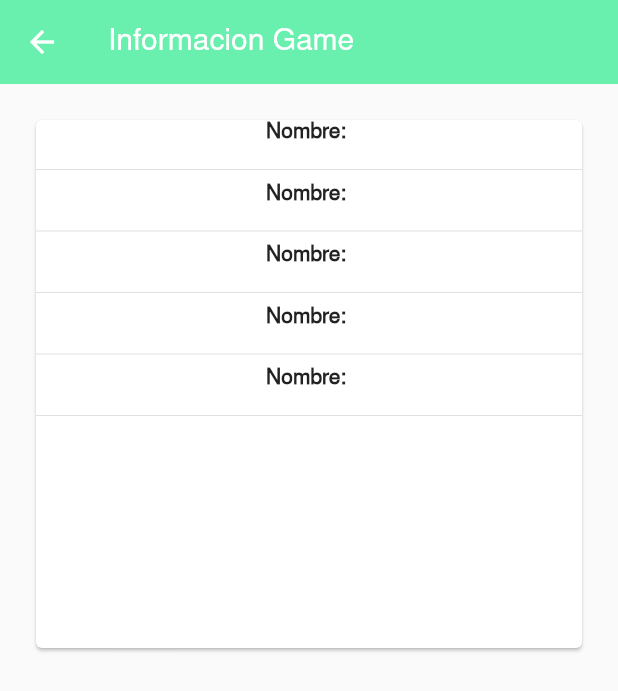
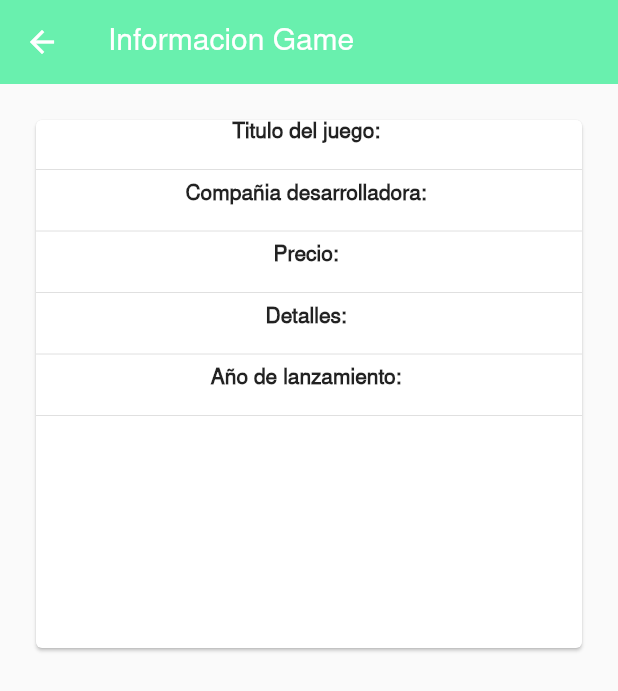
Before and after one commit to eduardo99ja/crud_PA_T1_6, a Flutter app: the InfoGame screen opened directly with empty values, on a phone screen of 412 x 824 dp. Shown: the top 691 px of the screen. Run offline on Flutter 3.47's test engine with Material 2 defaults, Android fonts, the phone set to English and light mode, and no system bars; our stand-ins replace firebase_auth, firebase_core, firebase_database, flutter_custom_clippers; missing offline and left inert: ndialog; accounts and stored records are empty.

Commit message:
icons fix

```diff
--- a/lib/src/pages/info/info_videogame.dart
+++ b/lib/src/pages/info/info_videogame.dart
@@ -36,7 +36,7 @@ class _InfoGameState extends State<InfoGame> {
             child: Column(
               children: [
                 Text(
-                  'Nombre: ${widget.game.gamename}',
+                  'Titulo del juego: ${widget.game.gamename}',
                   style: TextStyle(fontWeight: FontWeight.bold),
                 ),
                 Padding(
@@ -44,7 +44,7 @@ class _InfoGameState extends State<InfoGame> {
                 ),
                 Divider(),
                 Text(
-                  'Nombre: ${widget.game.gamedev}',
+                  'Compañia desarrolladora: ${widget.game.gamedev}',
                   style: TextStyle(fontWeight: FontWeight.bold),
                 ),
                 Padding(
@@ -52,7 +52,7 @@ class _InfoGameState extends State<InfoGame> {
                 ),
                 Divider(),
                 Text(
-                  'Nombre: ${widget.game.price}',
+                  'Precio: ${widget.game.price}',
                   style: TextStyle(fontWeight: FontWeight.bold),
                 ),
                 Padding(
@@ -60,7 +60,7 @@ class _InfoGameState extends State<InfoGame> {
                 ),
                 Divider(),
                 Text(
-                  'Nombre: ${widget.game.details}',
+                  'Detalles: ${widget.game.details}',
                   style: TextStyle(fontWeight: FontWeight.bold),
                 ),
                 Padding(
@@ -68,7 +68,7 @@ class _InfoGameState extends State<InfoGame> {
                 ),
                 Divider(),
                 Text(
-                  'Nombre: ${widget.game.age}',
+                  'Año de lanzamiento: ${widget.game.age}',
                   style: TextStyle(fontWeight: FontWeight.bold),
                 ),
                 Padding(
--- a/lib/src/pages/view/view_videogame.dart
+++ b/lib/src/pages/view/view_videogame.dart
@@ -47,7 +47,8 @@ class _ScreenGameState extends State<ScreenGame> {
                   controller: nameController,
                   style: TextStyle(fontWeight: FontWeight.bold, fontSize: 18.0),
                   decoration: InputDecoration(
-                      icon: Icon(Icons.person), labelText: 'Titulo del juego'),
+                      icon: Icon(Icons.subtitles),
+                      labelText: 'Titulo del juego'),
                   keyboardType: TextInputType.text,
                 ),
                 Padding(padding: EdgeInsets.only(top: 8.0)),
@@ -56,7 +57,7 @@ class _ScreenGameState extends State<ScreenGame> {
                   controller: devController,
                   style: TextStyle(fontWeight: FontWeight.bold, fontSize: 18.0),
                   decoration: InputDecoration(
-                      icon: Icon(Icons.person),
+                      icon: Icon(Icons.business_outlined),
                       labelText: 'Compañia desarrolladora'),
                   keyboardType: TextInputType.text,
                 ),
@@ -66,7 +67,7 @@ class _ScreenGameState extends State<ScreenGame> {
                   controller: priceController,
                   style: TextStyle(fontWeight: FontWeight.bold, fontSize: 18.0),
                   decoration: InputDecoration(
-                      icon: Icon(Icons.person), labelText: 'Precio'),
+                      icon: Icon(Icons.price_check), labelText: 'Precio'),
                   keyboardType: TextInputType.text,
                 ),
                 Padding(padding: EdgeInsets.only(top: 8.0)),
@@ -75,7 +76,7 @@ class _ScreenGameState extends State<ScreenGame> {
                   controller: detailsController,
                   style: TextStyle(fontWeight: FontWeight.bold, fontSize: 18.0),
                   decoration: InputDecoration(
-                      icon: Icon(Icons.person), labelText: 'Detalles'),
+                      icon: Icon(Icons.description), labelText: 'Detalles'),
                   keyboardType: TextInputType.text,
                 ),
                 Padding(padding: EdgeInsets.only(top: 8.0)),
@@ -84,7 +85,7 @@ class _ScreenGameState extends State<ScreenGame> {
                   controller: ageController,
                   style: TextStyle(fontWeight: FontWeight.bold, fontSize: 18.0),
                   decoration: InputDecoration(
-                      icon: Icon(Icons.person),
+                      icon: Icon(Icons.calendar_today_sharp),
                       labelText: 'Año de lanzamiento'),
                   keyboardType: TextInputType.text,
                 ),
```
